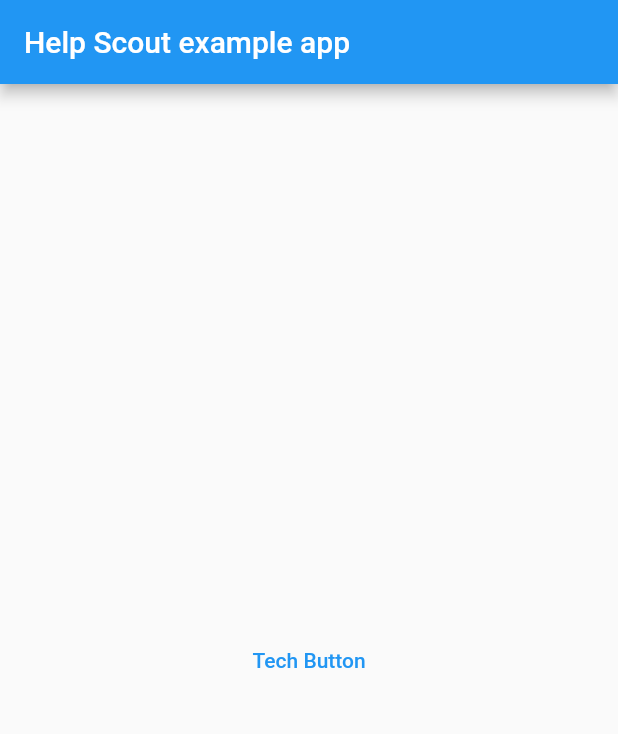
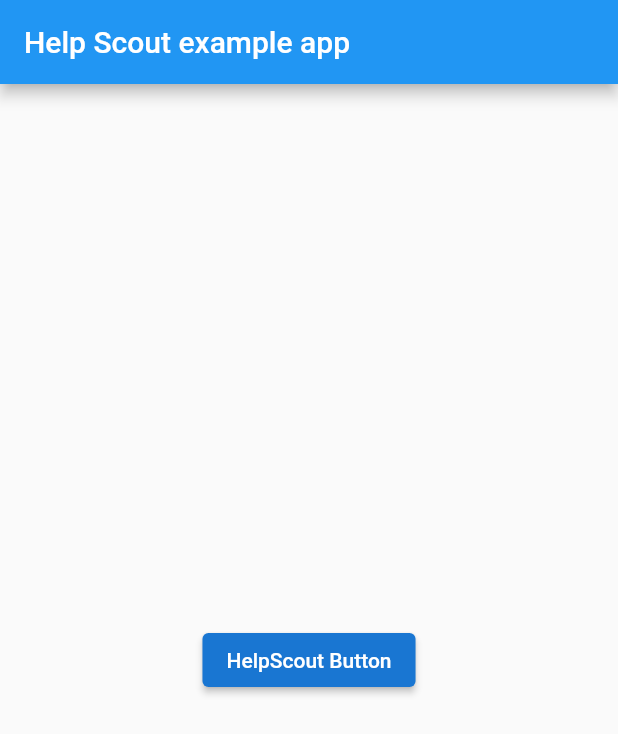
Before and after one commit to bhusal-dip/help_scout_flutter, a Flutter app: the screen it shows after launch, on a phone screen of 412 x 824 dp. Shown: the top 734 px of the screen. Run offline on Flutter 3.47's test engine with Material 2 defaults, Android fonts, the phone set to English and light mode, and no system bars.

Commit message:
example button style updated

```diff
--- a/example/lib/main.dart
+++ b/example/lib/main.dart
@@ -35,13 +35,17 @@ class _MyAppState extends State<MyApp> {
           title: const Text('Help Scout example app'),
         ),
         body: Center(
-          child: TextButton(
+          child: ElevatedButton(
             onPressed: () {
               _helpScoutFlutterPlugin
                   .initialize()
                   .then((value) => _helpScoutFlutterPlugin.open());
             },
-            child: const Text('Tech Button'),
+            style: ButtonStyle(
+              backgroundColor:
+                  MaterialStateColor.resolveWith((states) => Colors.blue[700]!),
+            ),
+            child: const Text('HelpScout Button'),
           ),
         ),
       ),
```
